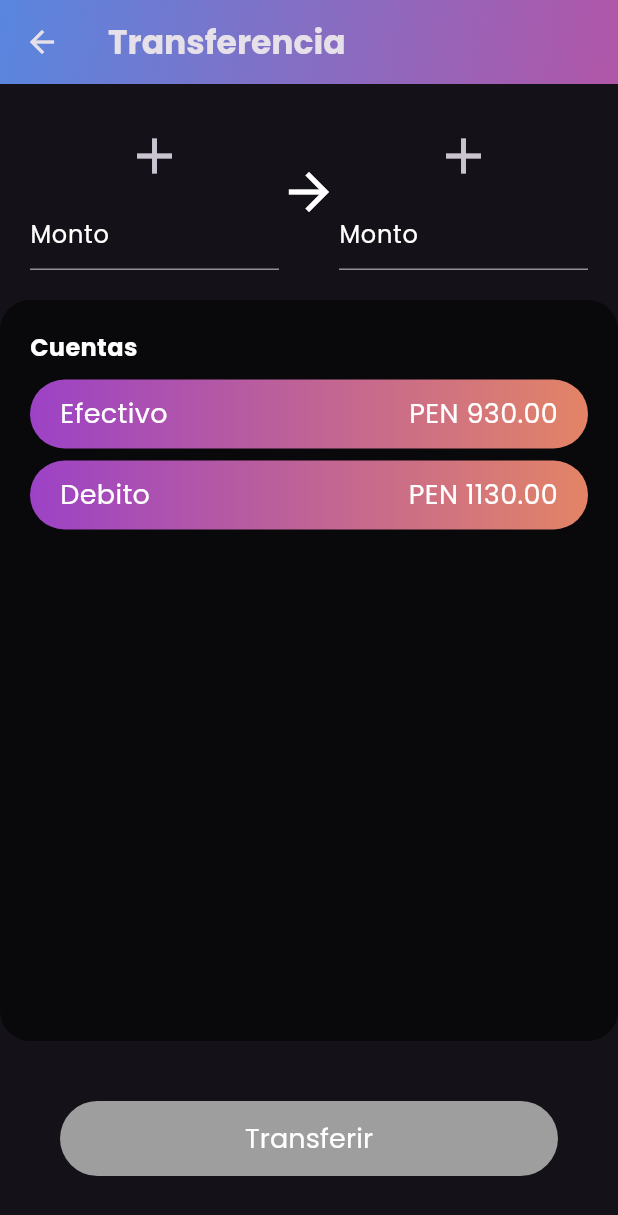
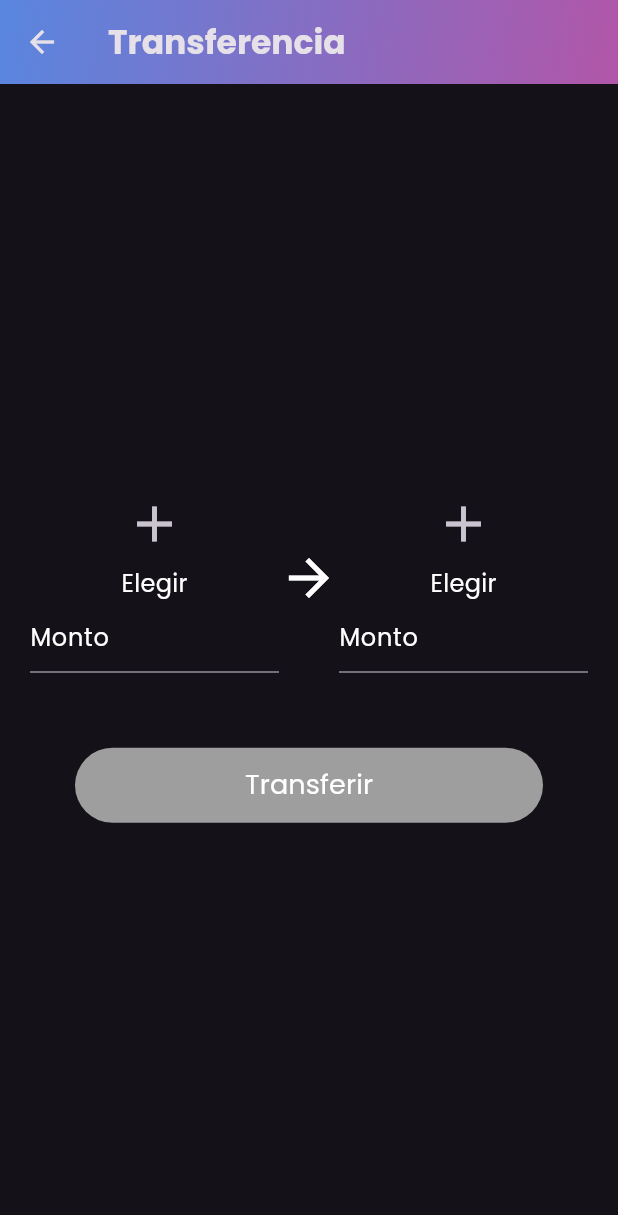
Before and after one commit to Edurz135/mycash_front, a Flutter app: the BottomNavBar screen opened directly, after a tap on "Transferir", on a phone screen of 412 x 824 dp. Shown: the top 1215 px of the screen. Run offline on Flutter 3.47's test engine with Material 3 defaults, Android fonts, the phone set to English and light mode, and no system bars; our stand-ins replace fl_chart, flutter_colorpicker, font_awesome_flutter, get, shared_preferences and 1 more; missing offline and left inert: dart:ffi; accounts and stored records are empty; network calls fail.

Commit message:
traferir pantalla

```diff
--- a/lib/screens/home_screen/home_screen.dart
+++ b/lib/screens/home_screen/home_screen.dart
@@ -6,7 +6,7 @@ import 'package:mycash_front/components/transaction_item.dart';
 import 'package:mycash_front/screens/accounts_screen/accounts_screen.dart';
 import 'package:mycash_front/screens/home_screen/home_screen_controller.dart';
 import 'package:mycash_front/screens/transaction_detail_screen/transaction_detail_screen.dart';
-import 'package:mycash_front/screens/trasferir_screen.dart';
+import 'package:mycash_front/screens/transferir_screen.dart';
 import 'package:intl/intl.dart';
 
 class HomeScreen extends StatefulWidget {
@@ -147,7 +147,7 @@ class _HomeScreenState extends State<HomeScreen> {
                         onTap: () {
                           Navigator.push(
                             context,
-                            MaterialPageRoute(builder: (context) => TrasferirScreen()),
+                            MaterialPageRoute(builder: (context) => TransferirScreen()),
                           );
                         },
                         child: OperationItem(
--- /dev/null
+++ b/lib/screens/transferir_screen.dart
@@ -0,0 +1,180 @@
+import 'package:flutter/material.dart';
+
+class TransferirScreen extends StatefulWidget {
+  @override
+  _TransferirScreenState createState() => _TransferirScreenState();
+}
+
+class _TransferirScreenState extends State<TransferirScreen> {
+  final TextEditingController _amountControllerFrom = TextEditingController();
+  final TextEditingController _amountControllerTo = TextEditingController();
+  String? selectedAccountFromName;
+  String? selectedAccountToName;
+
+  @override
+  void dispose() {
+    _amountControllerFrom.dispose();
+    _amountControllerTo.dispose();
+    super.dispose();
+  }
+
+  bool get isTransferButtonEnabled =>
+      selectedAccountFromName != null && selectedAccountToName != null &&
+      _amountControllerFrom.text.isNotEmpty && _amountControllerTo.text.isNotEmpty;
+
+  @override
+  Widget build(BuildContext context) {
+    return Scaffold(
+      appBar: AppBar(
+        title: const Text("Transferencia", style: TextStyle(fontWeight: FontWeight.bold)),
+        backgroundColor: Colors.transparent,
+        elevation: 0,
+        flexibleSpace: Container(
+          decoration: const BoxDecoration(
+            gradient: LinearGradient(
+              colors: [Color.fromRGBO(89, 134, 223, 1), Color.fromRGBO(177, 86, 168, 1)],
+              begin: Alignment.topLeft,
+              end: Alignment.bottomRight,
+            ),
+          ),
+        ),
+      ),
+      body: Center(
+        child: Padding(
+          padding: const EdgeInsets.all(20),
+          child: Column(
+            mainAxisSize: MainAxisSize.min, // Asegura que los widgets ocupen solo el espacio necesario.
+            mainAxisAlignment: MainAxisAlignment.center, // Centra los widgets en la dirección vertical.
+            children: [
+              Row(
+                mainAxisAlignment: MainAxisAlignment.spaceEvenly,
+                children: [
+                  Expanded(
+                    child: Column(
+                      children: [
+                        IconButton(
+                          icon: Icon(Icons.add, size: 40),
+                          onPressed: () => _selectAccount(true),
+                        ),
+                        Text(selectedAccountFromName ?? 'Elegir', style: TextStyle(color: Colors.white, fontSize: 16)),
+                        TextField(
+                          controller: _amountControllerFrom,
+                          keyboardType: TextInputType.number,
+                          decoration: InputDecoration(
+                            hintText: 'Monto',
+                            hintStyle: TextStyle(color: Colors.white),
+                          ),
+                        ),
+                      ],
+                    ),
+                  ),
+                  Icon(Icons.arrow_forward, size: 40),
+                  Expanded(
+                    child: Column(
+                      children: [
+                        IconButton(
+                          icon: Icon(Icons.add, size: 40),
+                          onPressed: () => _selectAccount(false),
+                        ),
+                        Text(selectedAccountToName ?? 'Elegir', style: TextStyle(color: Colors.white, fontSize: 16)),
+                        TextField(
+                          controller: _amountControllerTo,
+                          keyboardType: TextInputType.number,
+                          decoration: InputDecoration(
+                            hintText: 'Monto',
+                            hintStyle: TextStyle(color: Colors.white),
+                          ),
+                        ),
+                      ],
+                    ),
+                  ),
+                ],
+              ),
+              SizedBox(height: 40), // Espacio adicional entre los elementos
+              ElevatedButton(
+                onPressed: isTransferButtonEnabled ? _performTransfer : null,
+                style: ButtonStyle(
+                  backgroundColor: MaterialStateProperty.all(Colors.transparent),
+                  shadowColor: MaterialStateProperty.all(Colors.transparent),
+                  padding: MaterialStateProperty.all(EdgeInsets.symmetric(horizontal: 30, vertical: 10)),
+                  shape: MaterialStateProperty.all(RoundedRectangleBorder(
+                    borderRadius: BorderRadius.circular(30),
+                  )),
+                ),
+                child: Container(
+                  width: double.infinity,
+                  height: 50,
+                  alignment: Alignment.center,
+                  decoration: BoxDecoration(
+                    borderRadius: BorderRadius.circular(30),
+                    gradient: LinearGradient(
+                      begin: Alignment.topLeft,
+                      end: Alignment.bottomRight,
+                      colors: isTransferButtonEnabled
+                        ? [Color.fromRGBO(89, 134, 223, 1), Color.fromRGBO(177, 86, 168, 1)]
+                        : [Colors.grey, Colors.grey],
+                    ),
+                  ),
+                  child: Text(
+                    "Transferir",
+                    style: TextStyle(color: Colors.white, fontSize: 18),
+                  ),
+                ),
+              ),
+            ],
+          ),
+        ),
+      ),
+    );
+  }
+
+  void _selectAccount(bool isFrom) {
+    showDialog(
+      context: context,
+      builder: (BuildContext context) {
+        return AlertDialog(
+          title: Text("Seleccionar Cuenta"),
+          content: SingleChildScrollView(
+            child: ListBody(
+              children: [
+                ListTile(
+                  leading: Icon(Icons.account_balance_wallet, color: Colors.purple),
+                  title: Text("Efectivo"),
+                  subtitle: Text("PEN 930.00"),
+                  onTap: () {
+                    setState(() {
+                      if (isFrom) {
+                        selectedAccountFromName = "Efectivo";
+                      } else {
+                        selectedAccountToName = "Efectivo";
+                      }
+                      Navigator.of(context).pop();
+                    });
+                  },
+                ),
+                ListTile(
+                  leading: Icon(Icons.credit_card, color: Colors.blue),
+                  title: Text("Débito"),
+                  subtitle: Text("PEN 1130.00"),
+                  onTap: () {
+                    setState(() {
+                      if (isFrom) {
+                        selectedAccountFromName = "Débito";
+                      } else {
+                        selectedAccountToName = "Débito";
+                      }
+                      Navigator.of(context).pop();
+                    });
+                  },
+                ),
+              ],
+            ),
+          ),
+        );
+      },
+    );
+  }
+  void _performTransfer() {
+    print('Transferring from ${_amountControllerFrom.text} to ${_amountControllerTo.text}');
+  }
+}
--- a/lib/screens/trasferir_screen.dart
+++ /dev/null
@@ -1,182 +0,0 @@
-import 'package:flutter/material.dart';
-
-class TrasferirScreen extends StatefulWidget {
-  @override
-  _TrasferirScreenState createState() => _TrasferirScreenState();
-}
-
-class _TrasferirScreenState extends State<TrasferirScreen> {
-  final TextEditingController _amountControllerFrom = TextEditingController();
-  final TextEditingController _amountControllerTo = TextEditingController();
-
-  @override
-  void dispose() {
-    _amountControllerFrom.dispose();
-    _amountControllerTo.dispose();
-    super.dispose();
-  }
-
-  bool get isTransferButtonEnabled =>
-      _amountControllerFrom.text.isNotEmpty && _amountControllerTo.text.isNotEmpty;
-
-  @override
-  Widget build(BuildContext context) {
-    return Scaffold(
-      appBar: AppBar(
-        title: const Text("Transferencia", style: TextStyle(fontWeight: FontWeight.bold)),
-        backgroundColor: Colors.transparent,
-        elevation: 0,
-        flexibleSpace: Container(
-          decoration: const BoxDecoration(
-            gradient: LinearGradient(
-              colors: [
-                Color.fromRGBO(89, 134, 223, 1),
-                Color.fromRGBO(177, 86, 168, 1),
-              ],
-              begin: Alignment.topLeft,
-              end: Alignment.bottomRight,
-            ),
-          ),
-        ),
-      ),
-      body: Column(
-        children: [
-          Padding(
-            padding: const EdgeInsets.all(20),
-            child: Row(
-              mainAxisAlignment: MainAxisAlignment.spaceEvenly,
-              children: [
-                Expanded(
-                  child: Column(
-                    children: [
-                      IconButton(
-                        icon: Icon(Icons.add, size: 40),
-                        onPressed: () {
-                          // Implement functionality
-                        },
-                      ),
-                      TextField(
-                        controller: _amountControllerFrom,
-                        keyboardType: TextInputType.number,
-                        decoration: InputDecoration(
-                          hintText: 'Monto',
-                          hintStyle: TextStyle(color: Colors.white),
-                        ),
-                        onChanged: (value) => setState(() {}),
-                      ),
-                    ],
-                  ),
-                ),
-                Icon(Icons.arrow_forward, size: 40),
-                Expanded(
-                  child: Column(
-                    children: [
-                      IconButton(
-                        icon: Icon(Icons.add, size: 40),
-                        onPressed: () {
-                          // Implement functionality
-                        },
-                      ),
-                      TextField(
-                        controller: _amountControllerTo,
-                        keyboardType: TextInputType.number,
-                        decoration: InputDecoration(
-                          hintText: 'Monto',
-                          hintStyle: TextStyle(color: Colors.white),
-                        ),
-                        onChanged: (value) => setState(() {}),
-                      ),
-                    ],
-                  ),
-                ),
-              ],
-            ),
-          ),
-          Expanded(
-            child: Container(
-              padding: EdgeInsets.all(20),
-              decoration: BoxDecoration(
-                color: Colors.black54,
-                borderRadius: BorderRadius.circular(20),
-              ),
-              child: Column(
-                crossAxisAlignment: CrossAxisAlignment.start,
-                children: [
-                  Text("Cuentas", style: TextStyle(color: Colors.white, fontSize: 16, fontWeight: FontWeight.bold)),
-                  SizedBox(height: 10),
-                  Expanded(
-                    child: ListView(
-                      children: [
-                        _buildAccountTile("Efectivo", "PEN 930.00"),
-                        _buildAccountTile("Debito", "PEN 1130.00"),
-                      ],
-                    ),
-                  ),
-                ],
-              ),
-            ),
-          ),
-          Padding(
-            padding: EdgeInsets.all(40),
-            child: Container(
-              width: double.infinity,
-              height: 50, // Reduced height
-              decoration: BoxDecoration(
-                borderRadius: BorderRadius.circular(30),
-                gradient: LinearGradient(
-                  begin: Alignment.topLeft,
-                  end: Alignment.bottomRight,
-                  colors: isTransferButtonEnabled
-                    ? [Color.fromRGBO(89, 134, 223, 1), Color.fromRGBO(177, 86, 168, 1)]
-                    : [Colors.grey, Colors.grey], // Grey gradient when disabled
-                ),
-              ),
-              child: ElevatedButton(
-                onPressed: isTransferButtonEnabled ? _performTransfer : null,
-                style: ButtonStyle(
-                  backgroundColor: MaterialStateProperty.all(Colors.transparent), // Make background transparent
-                  shadowColor: MaterialStateProperty.all(Colors.transparent), // No shadow
-                  padding: MaterialStateProperty.all(EdgeInsets.symmetric(horizontal: 30, vertical: 10)),
-                  shape: MaterialStateProperty.all<RoundedRectangleBorder>(
-                    RoundedRectangleBorder(
-                      borderRadius: BorderRadius.circular(30),
-                    ),
-                  ),
-                ),
-                child: Text(
-                  "Transferir",
-                  style: TextStyle(color: Colors.white, fontSize: 18),
-                ),
-              ),
-            ),
-          ),
-        ],
-      ),
-    );
-  }
-
-  void _performTransfer() {
-    // Implement the transfer logic here
-    print('Transferring from ${_amountControllerFrom.text} to ${_amountControllerTo.text}');
-  }
-
-  Widget _buildAccountTile(String accountType, String balance) {
-    return Container(
-      margin: EdgeInsets.only(bottom: 8),
-      padding: EdgeInsets.symmetric(horizontal: 20, vertical: 10),
-      decoration: BoxDecoration(
-        gradient: const LinearGradient(
-          colors: [Color(0xFF9C42C6), Color(0xFFE38466)],
-        ),
-        borderRadius: BorderRadius.circular(80.0),
-      ),
-      child: Row(
-        mainAxisAlignment: MainAxisAlignment.spaceBetween,
-        children: [
-          Text(accountType, style: TextStyle(fontSize: 18, color: Colors.white)),
-          Text(balance, style: TextStyle(fontSize: 18, color: Colors.white)),
-        ],
-      ),
-    );
-  }
-}
```
